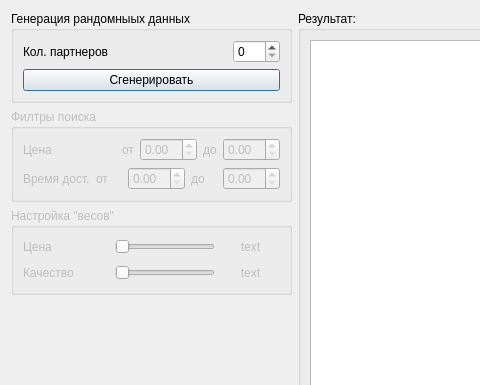
Old version of the form src/ui/ui.ui in the repository volodink/System-of-search-best-shipper; both pictures show x 0 to 480 and y 0 to 385 of the 974 by 534 pixel window.
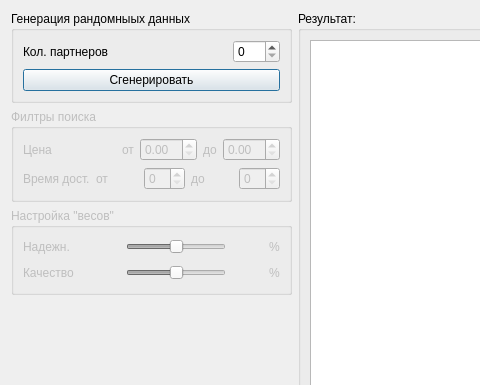
New version of the form.

Diff of the .ui file:
```diff
--- a/src/ui/ui.ui
+++ b/src/ui/ui.ui
@@ -180,7 +180,7 @@
              </widget>
             </item>
             <item>
-             <widget class="QDoubleSpinBox" name="doubleSpinBox_10"/>
+             <widget class="QSpinBox" name="spinBox_2"/>
             </item>
             <item>
              <widget class="QLabel" name="label_11">
@@ -190,7 +190,7 @@
              </widget>
             </item>
             <item>
-             <widget class="QDoubleSpinBox" name="doubleSpinBox_9"/>
+             <widget class="QSpinBox" name="spinBox_3"/>
             </item>
            </layout>
           </item>
@@ -226,8 +226,14 @@
            <layout class="QHBoxLayout" name="horizontalLayout_2">
             <item>
              <widget class="QLabel" name="label_2">
+              <property name="minimumSize">
+               <size>
+                <width>59</width>
+                <height>0</height>
+               </size>
+              </property>
               <property name="text">
-               <string>Цена       </string>
+               <string>Надежн.</string>
               </property>
              </widget>
             </item>
@@ -252,12 +258,21 @@
                 <height>0</height>
                </size>
               </property>
+              <property name="maximumSize">
+               <size>
+                <width>100</width>
+                <height>16777215</height>
+               </size>
+              </property>
               <property name="maximum">
-               <number>10</number>
+               <number>100</number>
               </property>
               <property name="pageStep">
                <number>1</number>
               </property>
+              <property name="value">
+               <number>50</number>
+              </property>
               <property name="orientation">
                <enum>Qt::Horizontal</enum>
               </property>
@@ -267,14 +282,14 @@
              <widget class="QLabel" name="label_3">
               <property name="minimumSize">
                <size>
-                <width>59</width>
-                <height>0</height>
+                <width>31</width>
+                <height>20</height>
                </size>
               </property>
               <property name="maximumSize">
                <size>
-                <width>59</width>
-                <height>16777215</height>
+                <width>31</width>
+                <height>20</height>
                </size>
               </property>
               <property name="layoutDirection">
@@ -285,7 +300,14 @@
 </string>
               </property>
               <property name="text">
-               <string>&lt;html&gt;&lt;head/&gt;&lt;body&gt;&lt;p align=&quot;center&quot;&gt;text&lt;/p&gt;&lt;/body&gt;&lt;/html&gt;</string>
+               <string>&lt;html&gt;&lt;head/&gt;&lt;body&gt;&lt;p&gt;&lt;br/&gt;&lt;/p&gt;&lt;/body&gt;&lt;/html&gt;</string>
+              </property>
+             </widget>
+            </item>
+            <item>
+             <widget class="QLabel" name="label_7">
+              <property name="text">
+               <string>%</string>
               </property>
              </widget>
             </item>
@@ -295,6 +317,12 @@
            <layout class="QHBoxLayout" name="horizontalLayout_5">
             <item>
              <widget class="QLabel" name="label_5">
+              <property name="minimumSize">
+               <size>
+                <width>59</width>
+                <height>0</height>
+               </size>
+              </property>
               <property name="text">
                <string>Качество</string>
               </property>
@@ -321,12 +349,21 @@
                 <height>0</height>
                </size>
               </property>
+              <property name="maximumSize">
+               <size>
+                <width>100</width>
+                <height>16777215</height>
+               </size>
+              </property>
               <property name="maximum">
-               <number>10</number>
+               <number>100</number>
               </property>
               <property name="pageStep">
                <number>1</number>
               </property>
+              <property name="value">
+               <number>50</number>
+              </property>
               <property name="orientation">
                <enum>Qt::Horizontal</enum>
               </property>
@@ -336,14 +373,14 @@
              <widget class="QLabel" name="label_6">
               <property name="minimumSize">
                <size>
-                <width>59</width>
-                <height>0</height>
+                <width>31</width>
+                <height>20</height>
                </size>
               </property>
               <property name="maximumSize">
                <size>
-                <width>59</width>
-                <height>16777215</height>
+                <width>31</width>
+                <height>20</height>
                </size>
               </property>
               <property name="layoutDirection">
@@ -354,7 +391,14 @@
 </string>
               </property>
               <property name="text">
-               <string>&lt;html&gt;&lt;head/&gt;&lt;body&gt;&lt;p align=&quot;center&quot;&gt;text&lt;/p&gt;&lt;/body&gt;&lt;/html&gt;</string>
+               <string>&lt;html&gt;&lt;head/&gt;&lt;body&gt;&lt;p&gt;&lt;br/&gt;&lt;/p&gt;&lt;/body&gt;&lt;/html&gt;</string>
+              </property>
+             </widget>
+            </item>
+            <item>
+             <widget class="QLabel" name="label_8">
+              <property name="text">
+               <string>%</string>
               </property>
              </widget>
             </item>
```
Left out of the diff: 111 changed lines with no effect on the pictures.
